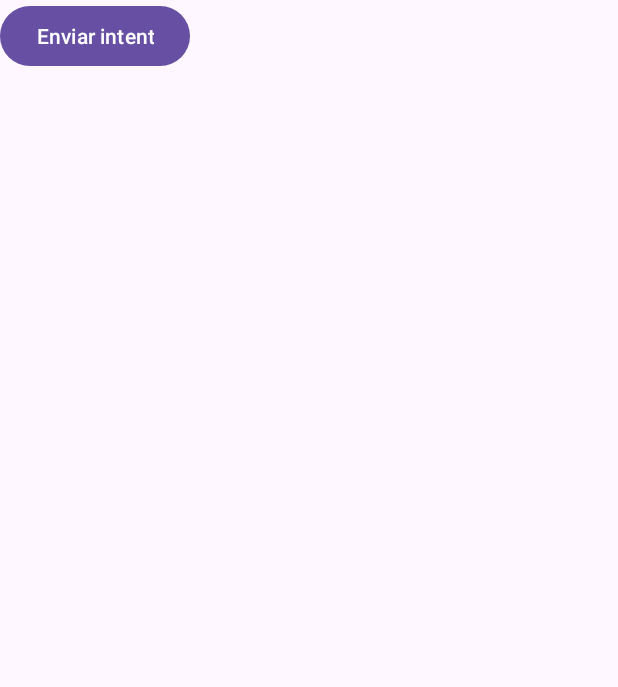
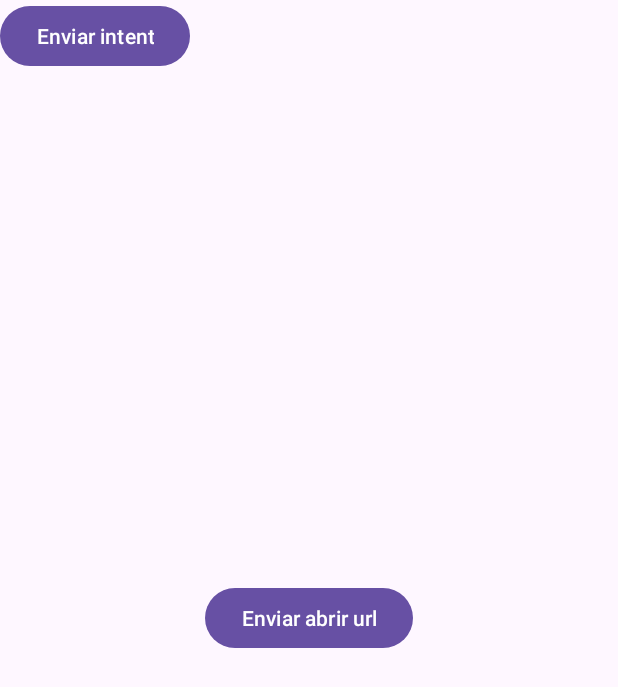
Before and after one commit to CARLOGS/AndroidModule1, an Android app: the layout activity_implicit_intent.xml on its own in the app's theme, with its tools: preview values and no code run, on a phone screen of 412 x 824 dp. Shown: the top 687 px of the screen. Run offline under Robolectric (Android 15) with nearby library versions, the phone set to English and light mode, and no system bars.

Commit message:
Actualización

```diff
--- a/app/src/main/res/layout/activity_implicit_intent.xml
+++ b/app/src/main/res/layout/activity_implicit_intent.xml
@@ -14,4 +14,14 @@
         app:layout_constraintStart_toStartOf="parent"
         android:layout_width="wrap_content"
         android:layout_height="wrap_content"/>
+
+    <Button
+        android:id="@+id/btnOpenUrl"
+        android:text="Enviar abrir url"
+        app:layout_constraintTop_toTopOf="parent"
+        app:layout_constraintStart_toStartOf="parent"
+        app:layout_constraintEnd_toEndOf="parent"
+        app:layout_constraintBottom_toBottomOf="parent"
+        android:layout_width="wrap_content"
+        android:layout_height="wrap_content"/>
 </androidx.constraintlayout.widget.ConstraintLayout>
```
Also changed, not shown: app/src/main/AndroidManifest.xml (+18 -5 lines).
